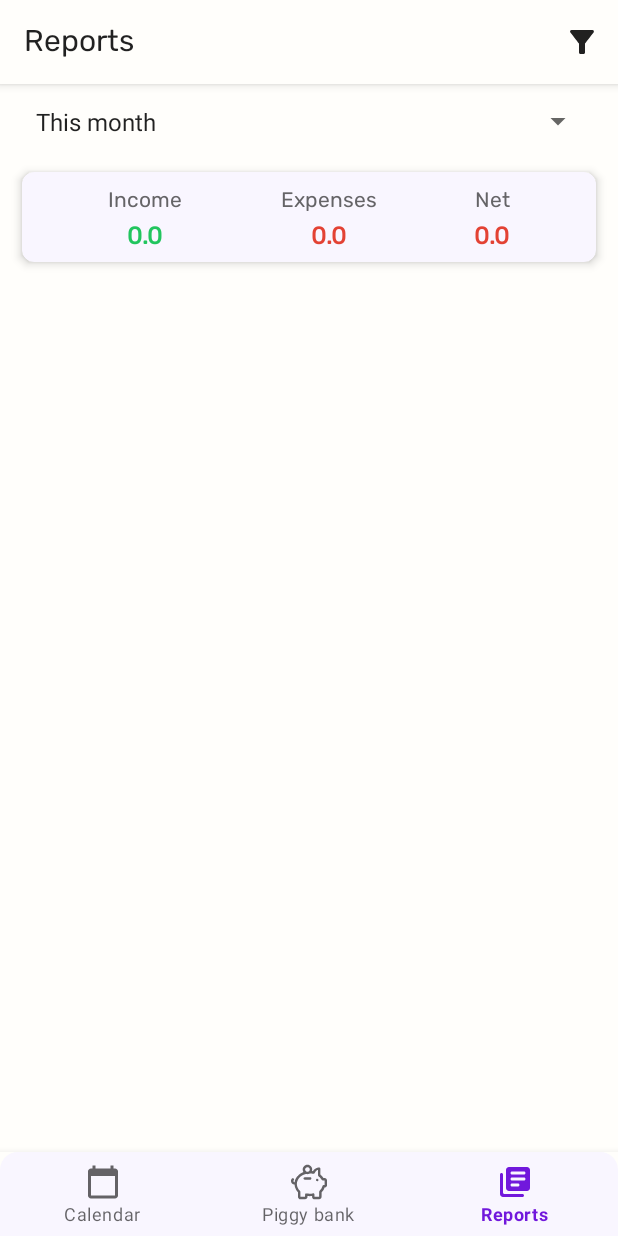
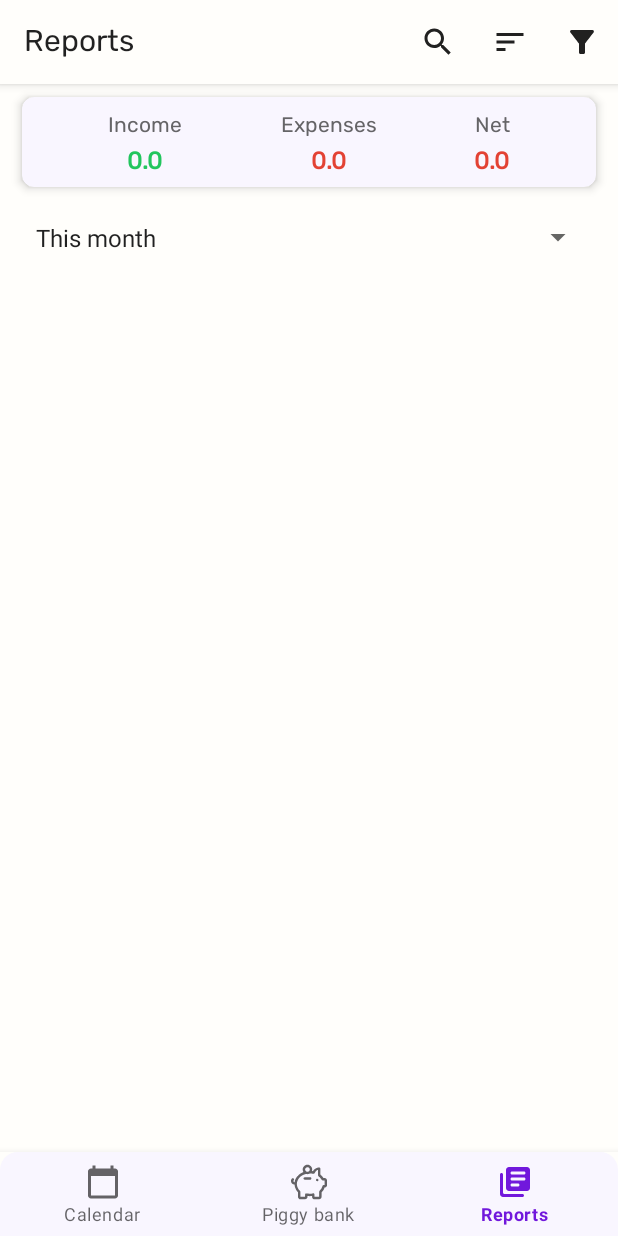
Before and after one commit to AmarantBCL/BudgetApp, an Android app: the ReportsFragment screen opened through its navigation route, on a phone screen of 412 x 824 dp. Run offline under Robolectric (Android 15) with nearby library versions, the phone set to English and light mode, and no system bars; our stand-ins replace Dagger/Hilt's generated code, Room's generated code, navigation-ui.

Commit message:
Search functionality

```diff
--- a/app/src/main/java/com/amarant/apps/budgetapp/db/BudgetDao.kt
+++ b/app/src/main/java/com/amarant/apps/budgetapp/db/BudgetDao.kt
@@ -40,6 +40,9 @@ interface BudgetDao {
     @Query("SELECT * FROM budget WHERE date BETWEEN :startDate AND :endDate AND category LIKE '%' || :filter || '%' ORDER BY date DESC")
     fun getReportsBetweenDates(startDate: Long, endDate: Long, filter: String): LiveData<List<Budget>>
 
+    @Query("SELECT * FROM budget WHERE date BETWEEN :startDate AND :endDate AND category LIKE '%' || :filter || '%' AND purpose LIKE '%' || :searchQuery || '%' ORDER BY date DESC")
+    fun getReportsBetweenDatesWithSearch(startDate: Long, endDate: Long, filter: String, searchQuery: String): LiveData<List<Budget>>
+
     @Query("SELECT category, SUM(amount) AS amount FROM budget WHERE creditOrDebit = 'Debit' " +
             "AND date BETWEEN :startDate AND :endDate GROUP BY category ORDER BY amount ASC")
     fun getSpendingsByCategory(startDate: Long, endDate: Long): LiveData<List<BudgetCategoryDetails>>
--- a/app/src/main/java/com/amarant/apps/budgetapp/repository/BudgetRepository.kt
+++ b/app/src/main/java/com/amarant/apps/budgetapp/repository/BudgetRepository.kt
@@ -1,9 +1,11 @@
 package com.amarant.apps.budgetapp.repository
 
+import androidx.lifecycle.LiveData
 import androidx.lifecycle.map
 import com.amarant.apps.budgetapp.db.BudgetDao
 import com.amarant.apps.budgetapp.db.Mappers
 import com.amarant.apps.budgetapp.entities.Budget
+import com.amarant.apps.budgetapp.entities.BudgetUI
 import javax.inject.Inject
 
 class BudgetRepository @Inject constructor(
@@ -25,13 +27,18 @@ class BudgetRepository @Inject constructor(
     fun getTotalCreditForPeriod(startDate: Long, endDate: Long) =
         budgetDao.getTotalCreditForPeriod(startDate, endDate)
 
-    fun getBudgetEntriesBetweenDates(startDate: Long, endDate: Long, filter: String) =
-        budgetDao.getReportsBetweenDates(startDate, endDate, filter)
+    fun getBudgetEntriesBetweenDates(startDate: Long, endDate: Long, filter: String, searchQuery: String = ""): LiveData<List<Budget>> {
+        return if (searchQuery.isEmpty()) {
+            budgetDao.getReportsBetweenDates(startDate, endDate, filter)
+        } else {
+            budgetDao.getReportsBetweenDatesWithSearch(startDate, endDate, filter, searchQuery)
+        }
+    }
 
-    fun getBudgetUIEntriesBetweenDates(startDate: Long, endDate: Long, filter: String) =
-        budgetDao.getReportsBetweenDates(startDate, endDate, filter).map {
-            Mappers.entityListToUIList(it)
-        }
+//    fun getBudgetUIEntriesBetweenDates(startDate: Long, endDate: Long, filter: String) =
+//        budgetDao.getReportsBetweenDates(startDate, endDate, filter).map {
+//                Mappers.entityListToUIList(it)
+//        }
 
     fun getSpendingsByCategory(startDate: Long, endDate: Long) =
         budgetDao.getSpendingsByCategory(startDate, endDate)
--- a/app/src/main/java/com/amarant/apps/budgetapp/ui/adapter/ReportsAdapter.kt
+++ b/app/src/main/java/com/amarant/apps/budgetapp/ui/adapter/ReportsAdapter.kt
@@ -41,6 +41,8 @@ class ReportsAdapter : ListAdapter<ReportsItem, RecyclerView.ViewHolder>(Reports
                 val budgetItem = item.entry
                 val context = holder.itemView.context
                 val categoryImageResId = getCategoryResId(budgetItem.budget.category)
+                val whiteColor = ContextCompat.getColor(context, R.color.primary_white)
+                val grayColor = ContextCompat.getColor(context, R.color.secondary_gray)
                 val greenColor = ContextCompat.getColor(context, R.color.positive_green)
                 val redColor = ContextCompat.getColor(context, R.color.negative_red)
                 if (item.entry.isHidden) {
@@ -81,6 +83,20 @@ class ReportsAdapter : ListAdapter<ReportsItem, RecyclerView.ViewHolder>(Reports
                             binding.tvAmount.setTextColor(redColor)
                             binding.tvAmount.text = budgetItem.budget.amount.toString()
                         }
+//                        if (!budgetItem.isHidden) {
+//                            binding.tvTitle.setTextColor(whiteColor)
+//                            binding.tvTitle.alpha = 1.0f
+//                            binding.tvCategory.alpha = 1.0f
+//                            binding.tvAmount.alpha = 1.0f
+//                            binding.imgCategory.alpha = 1.0f
+//                        } else {
+//                            binding.tvTitle.setTextColor(grayColor)
+//                            binding.tvTitle.alpha = 0.5f
+//                            binding.tvCategory.alpha = 0.5f
+//                            binding.tvAmount.setTextColor(grayColor)
+//                            binding.tvAmount.alpha = 0.5f
+//                            binding.imgCategory.alpha = 0.5f
+//                        }
                         binding.root.setOnClickListener {
                             onItemClickListener?.invoke(item)
                         }
--- a/app/src/main/java/com/amarant/apps/budgetapp/ui/fragments/ReportsFragment.kt
+++ b/app/src/main/java/com/amarant/apps/budgetapp/ui/fragments/ReportsFragment.kt
@@ -10,6 +10,7 @@ import android.view.View
 import android.view.ViewGroup
 import android.widget.AdapterView
 import android.widget.ArrayAdapter
+import androidx.appcompat.widget.SearchView
 import androidx.core.content.ContextCompat
 import androidx.fragment.app.Fragment
 import androidx.fragment.app.activityViewModels
@@ -139,6 +140,20 @@ class ReportsFragment : Fragment(), DeprecatedReportsAdapter.MyOnClickListener {
 
     override fun onCreateOptionsMenu(menu: Menu, inflater: MenuInflater) {
         inflater.inflate(R.menu.reports_menu, menu)
+        val searchItem = menu.findItem(R.id.search)
+        val searchView = searchItem?.actionView as? SearchView
+        searchView?.setOnQueryTextListener(object : SearchView.OnQueryTextListener {
+            override fun onQueryTextSubmit(query: String?): Boolean {
+                performSearch(query)
+                searchView.clearFocus()
+                searchItem.collapseActionView()
+                return true
+            }
+
+            override fun onQueryTextChange(newText: String?): Boolean {
+                return false
+            }
+        })
         super.onCreateOptionsMenu(menu, inflater)
     }
 
@@ -147,7 +162,17 @@ class ReportsFragment : Fragment(), DeprecatedReportsAdapter.MyOnClickListener {
             val bottomSheet = FiltersBottomSheetFragment.newInstance()
             bottomSheet.show(requireActivity().supportFragmentManager, FiltersBottomSheetFragment.TAG)
         }
+        if (item.itemId == R.id.sort) {
+            budgetViewModel.setSearchQuery("")
+            true
+        }
         return true
+    }
+
+    private fun performSearch(query: String?) {
+        query?.let {
+            budgetViewModel.setSearchQuery(query)
+        }
     }
 
     override fun onClick(position: Int) {
--- a/app/src/main/java/com/amarant/apps/budgetapp/ui/viewmodels/BudgetViewModel.kt
+++ b/app/src/main/java/com/amarant/apps/budgetapp/ui/viewmodels/BudgetViewModel.kt
@@ -43,6 +43,10 @@ class BudgetViewModel @Inject constructor(
     val appliedFilter: LiveData<String>
         get() = _appliedFilter
 
+    private val _searchQuery = MutableLiveData("")
+    val searchQuery: LiveData<String>
+        get() = _searchQuery
+
     private val selectedIds = MutableLiveData<Set<Int>>(emptySet())
 
     fun insertBudget(budget: Budget) = viewModelScope.launch {
@@ -62,13 +66,13 @@ class BudgetViewModel @Inject constructor(
         _dateRange.value = Pair(startDate, endDate)
     }
 
-    fun getReportsBetweenDates(): LiveData<List<Budget>> {
-        return dateRange.switchMap { pair ->
-            appliedFilter.switchMap { filter ->
-                budgetRepository.getBudgetEntriesBetweenDates(pair.first, pair.second, filter)
-            }
-        }
-    }
+//    fun getReportsBetweenDates(): LiveData<List<Budget>> {
+//        return dateRange.switchMap { pair ->
+//            appliedFilter.switchMap { filter ->
+//                budgetRepository.getBudgetEntriesBetweenDates(pair.first, pair.second, filter)
+//            }
+//        }
+//    }
 
     fun toggleSelection(id: Int) {
         val current = selectedIds.value ?: emptySet()
@@ -83,7 +87,9 @@ class BudgetViewModel @Inject constructor(
         val result = MediatorLiveData<List<BudgetUI>>()
         val dbSource = dateRange.switchMap { dateRange ->
             appliedFilter.switchMap { filter ->
-                budgetRepository.getBudgetEntriesBetweenDates(dateRange.first, dateRange.second, filter)
+                searchQuery.switchMap { query ->
+                    budgetRepository.getBudgetEntriesBetweenDates(dateRange.first, dateRange.second, filter, query)
+                }
             }
         }
         fun update(budgets: List<Budget>?, selected: Set<Int>?) {
@@ -118,6 +124,10 @@ class BudgetViewModel @Inject constructor(
 
     fun applyFilter(filter: String) {
         _appliedFilter.value = filter
+    }
+
+    fun setSearchQuery(query: String) {
+        _searchQuery.value = query
     }
 
     fun getCategoryStats(): LiveData<List<CategoryStat>> {
--- /dev/null
+++ b/app/src/main/res/drawable/ic_period.xml
@@ -0,0 +1,5 @@
+<vector xmlns:android="http://schemas.android.com/apk/res/android" android:height="24dp" android:tint="#000000" android:viewportHeight="24" android:viewportWidth="24" android:width="24dp">
+
+    <path android:fillColor="@android:color/white" android:pathData="M17,2c-0.55,0 -1,0.45 -1,1v1H8V3c0,-0.55 -0.45,-1 -1,-1S6,2.45 6,3v1H5C3.89,4 3.01,4.9 3.01,6L3,20c0,1.1 0.89,2 2,2h14c1.1,0 2,-0.9 2,-2V6c0,-1.1 -0.9,-2 -2,-2h-1V3C18,2.45 17.55,2 17,2zM19,20H5V10h14V20zM11,13c0,-0.55 0.45,-1 1,-1s1,0.45 1,1s-0.45,1 -1,1S11,13.55 11,13zM7,13c0,-0.55 0.45,-1 1,-1s1,0.45 1,1s-0.45,1 -1,1S7,13.55 7,13zM15,13c0,-0.55 0.45,-1 1,-1s1,0.45 1,1s-0.45,1 -1,1S15,13.55 15,13zM11,17c0,-0.55 0.45,-1 1,-1s1,0.45 1,1s-0.45,1 -1,1S11,17.55 11,17zM7,17c0,-0.55 0.45,-1 1,-1s1,0.45 1,1s-0.45,1 -1,1S7,17.55 7,17zM15,17c0,-0.55 0.45,-1 1,-1s1,0.45 1,1s-0.45,1 -1,1S15,17.55 15,17z"/>
+
+</vector>
--- /dev/null
+++ b/app/src/main/res/drawable/ic_search.xml
@@ -0,0 +1,5 @@
+<vector xmlns:android="http://schemas.android.com/apk/res/android" android:height="24dp" android:tint="?attr/colorControlNormal" android:viewportHeight="24" android:viewportWidth="24" android:width="24dp">
+
+    <path android:fillColor="@android:color/white" android:pathData="M15.5,14h-0.79l-0.28,-0.27C15.41,12.59 16,11.11 16,9.5 16,5.91 13.09,3 9.5,3S3,5.91 3,9.5 5.91,16 9.5,16c1.61,0 3.09,-0.59 4.23,-1.57l0.27,0.28v0.79l5,4.99L20.49,19l-4.99,-5zM9.5,14C7.01,14 5,11.99 5,9.5S7.01,5 9.5,5 14,7.01 14,9.5 11.99,14 9.5,14z"/>
+
+</vector>
--- /dev/null
+++ b/app/src/main/res/drawable/ic_sorting.xml
@@ -0,0 +1,5 @@
+<vector xmlns:android="http://schemas.android.com/apk/res/android" android:autoMirrored="true" android:height="24dp" android:tint="?attr/colorControlNormal" android:viewportHeight="24" android:viewportWidth="24" android:width="24dp">
+
+    <path android:fillColor="@android:color/white" android:pathData="M3,18h6v-2L3,16v2zM3,6v2h18L21,6L3,6zM3,13h12v-2L3,11v2z"/>
+
+</vector>
--- a/app/src/main/res/layout/fragment_reports.xml
+++ b/app/src/main/res/layout/fragment_reports.xml
@@ -3,21 +3,49 @@
     xmlns:app="http://schemas.android.com/apk/res-auto"
     xmlns:tools="http://schemas.android.com/tools"
     android:layout_width="match_parent"
-    android:layout_height="match_parent">
+    android:layout_height="match_parent"
+    android:background="@color/window_black">
 
-    <Spinner
-        android:id="@+id/date_range_report_spinner"
-        android:layout_width="match_parent"
-        android:layout_height="50dp"
-        android:layout_marginHorizontal="@dimen/large_margin"
-        android:pointerIcon="arrow"
-        app:layout_constraintEnd_toEndOf="parent"
-        app:layout_constraintStart_toStartOf="parent"
-        app:layout_constraintTop_toTopOf="parent" />
+    <!--    <com.google.android.material.appbar.AppBarLayout-->
+    <!--        android:layout_width="match_parent"-->
+    <!--        android:layout_height="wrap_content"-->
+    <!--        android:background="@color/window_black">-->
+
+    <!--        <com.google.android.material.textfield.TextInputLayout-->
+    <!--            android:id="@+id/til_search"-->
+    <!--            style="@style/Widget.MaterialComponents.TextInputLayout.OutlinedBox"-->
+    <!--            android:layout_width="match_parent"-->
+    <!--            android:layout_height="wrap_content"-->
+    <!--            android:layout_marginHorizontal="@dimen/large_margin"-->
+    <!--            app:boxBackgroundColor="@color/card_background"-->
+    <!--            app:endIconDrawable="@drawable/ic_clear"-->
+    <!--            app:endIconMode="clear_text"-->
+    <!--            app:endIconTint="@color/secondary_gray"-->
+    <!--            app:hintEnabled="false"-->
+    <!--            app:layout_constraintEnd_toEndOf="parent"-->
+    <!--            app:layout_constraintStart_toStartOf="parent"-->
+    <!--            app:layout_constraintTop_toBottomOf="@id/card_income_expenses"-->
+    <!--            app:layout_scrollFlags="scroll|enterAlways"-->
+    <!--            app:startIconDrawable="@drawable/ic_search">-->
+
+    <!--            <AutoCompleteTextView-->
+    <!--                android:id="@+id/edit_search"-->
+    <!--                android:layout_width="match_parent"-->
+    <!--                android:layout_height="48dp"-->
+    <!--                android:fontFamily="@font/rubik"-->
+    <!--                android:hint="Search"-->
+    <!--                android:inputType="textCapSentences"-->
+    <!--                android:maxLength="96"-->
+    <!--                android:paddingHorizontal="14dp"-->
+    <!--                android:paddingVertical="8dp"-->
+    <!--                android:textColorHint="@color/secondary_gray"-->
+    <!--                android:textSize="16sp" />-->
+
+    <!--        </com.google.android.material.textfield.TextInputLayout>-->
 
     <com.google.android.material.card.MaterialCardView
         android:id="@+id/card_income_expenses"
-        android:layout_width="match_parent"
+        android:layout_width="0dp"
         android:layout_height="wrap_content"
         android:layout_marginHorizontal="8dp"
         android:layout_marginTop="0dp"
@@ -27,7 +55,7 @@
         app:cardUseCompatPadding="true"
         app:layout_constraintEnd_toEndOf="parent"
         app:layout_constraintStart_toStartOf="parent"
-        app:layout_constraintTop_toBottomOf="@id/date_range_report_spinner">
+        app:layout_constraintTop_toTopOf="parent">
 
         <androidx.constraintlayout.widget.ConstraintLayout
             android:layout_width="match_parent"
@@ -52,14 +80,14 @@
                 android:layout_height="wrap_content"
                 android:fontFamily="@font/rubik"
                 android:paddingHorizontal="@dimen/regular_margin"
-                tools:text="+500.0"
                 android:textAppearance="@style/Text.Secondary"
                 android:textColor="@color/positive_green"
                 android:textSize="16sp"
                 android:textStyle="bold"
                 app:layout_constraintEnd_toEndOf="@id/lbl_income"
                 app:layout_constraintStart_toStartOf="@id/lbl_income"
-                app:layout_constraintTop_toBottomOf="@id/lbl_income" />
+                app:layout_constraintTop_toBottomOf="@id/lbl_income"
+                tools:text="+500.0" />
 
             <TextView
                 android:id="@+id/lbl_expenses"
@@ -81,14 +109,14 @@
                 android:fontFamily="@font/rubik"
                 android:paddingHorizontal="@dimen/regular_margin"
                 android:paddingBottom="@dimen/small_margin"
-                tools:text="-1529.0"
                 android:textAppearance="@style/Text.Secondary"
                 android:textColor="@color/negative_red"
                 android:textSize="16sp"
                 android:textStyle="bold"
                 app:layout_constraintEnd_toEndOf="@id/lbl_expenses"
                 app:layout_constraintStart_toStartOf="@id/lbl_expenses"
-                app:layout_constraintTop_toBottomOf="@id/lbl_income" />
+                app:layout_constraintTop_toBottomOf="@id/lbl_income"
+                tools:text="-1529.0" />
 
             <TextView
                 android:id="@+id/lbl_net_income"
@@ -110,27 +138,52 @@
                 android:fontFamily="@font/rubik"
                 android:paddingHorizontal="@dimen/regular_margin"
                 android:paddingBottom="@dimen/small_margin"
-                tools:text="-1029.0"
                 android:textAppearance="@style/Text.Secondary"
                 android:textColor="@color/negative_red"
                 android:textSize="16sp"
                 android:textStyle="bold"
                 app:layout_constraintEnd_toEndOf="@id/lbl_net_income"
                 app:layout_constraintStart_toStartOf="@id/lbl_net_income"
-                app:layout_constraintTop_toBottomOf="@id/lbl_net_income" />
+                app:layout_constraintTop_toBottomOf="@id/lbl_net_income"
+                tools:text="-1029.0" />
 
         </androidx.constraintlayout.widget.ConstraintLayout>
 
     </com.google.android.material.card.MaterialCardView>
 
+<!--    <ImageView-->
+<!--        android:id="@+id/img_icon"-->
+<!--        android:layout_width="wrap_content"-->
+<!--        android:layout_height="wrap_content"-->
+<!--        android:layout_marginStart="16dp"-->
+<!--        android:src="@drawable/ic_period"-->
+<!--        app:layout_constraintBottom_toBottomOf="@id/date_range_report_spinner"-->
+<!--        app:layout_constraintEnd_toStartOf="@id/date_range_report_spinner"-->
+<!--        app:layout_constraintHorizontal_chainStyle="packed"-->
+<!--        app:layout_constraintStart_toStartOf="parent"-->
+<!--        app:layout_constraintTop_toTopOf="@id/date_range_report_spinner"-->
+<!--        app:tint="@color/accent_purple" />-->
+
+    <Spinner
+        android:id="@+id/date_range_report_spinner"
+        android:layout_width="0dp"
+        android:layout_height="50dp"
+        android:layout_marginHorizontal="@dimen/large_margin"
+        android:pointerIcon="arrow"
+        app:layout_constraintEnd_toEndOf="parent"
+        app:layout_constraintStart_toStartOf="parent"
+        app:layout_constraintTop_toBottomOf="@id/card_income_expenses"
+        app:layout_scrollFlags="scroll|enterAlways" />
+    <!--    </com.google.android.material.appbar.AppBarLayout>-->
+
     <androidx.recyclerview.widget.RecyclerView
         android:id="@+id/recycler_reports"
-        android:layout_width="match_parent"
+        android:layout_width="0dp"
         android:layout_height="0dp"
         app:layoutManager="androidx.recyclerview.widget.LinearLayoutManager"
         app:layout_constraintBottom_toBottomOf="parent"
         app:layout_constraintEnd_toEndOf="parent"
         app:layout_constraintStart_toStartOf="parent"
-        app:layout_constraintTop_toBottomOf="@+id/card_income_expenses" />
+        app:layout_constraintTop_toBottomOf="@id/date_range_report_spinner" />
 
 </androidx.constraintlayout.widget.ConstraintLayout>
--- a/app/src/main/res/menu/reports_menu.xml
+++ b/app/src/main/res/menu/reports_menu.xml
@@ -1,6 +1,19 @@
 <?xml version="1.0" encoding="utf-8"?>
 <menu xmlns:android="http://schemas.android.com/apk/res/android"
     xmlns:app="http://schemas.android.com/apk/res-auto">
+
+    <item
+        android:id="@+id/search"
+        android:icon="@drawable/ic_search"
+        android:title="Search"
+        app:actionViewClass="androidx.appcompat.widget.SearchView"
+        app:showAsAction="ifRoom|collapseActionView" />
+
+    <item
+        android:id="@+id/sort"
+        android:icon="@drawable/ic_sorting"
+        android:title="Sort"
+        app:showAsAction="ifRoom" />
 
     <item
         android:id="@+id/filters"
```
